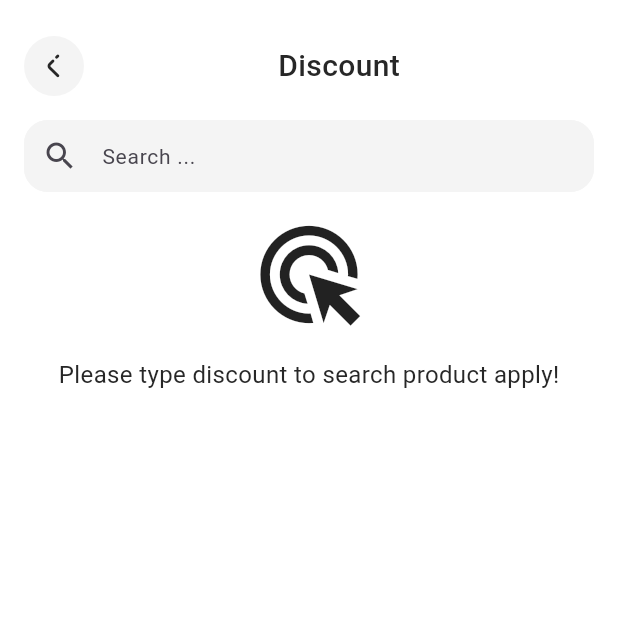
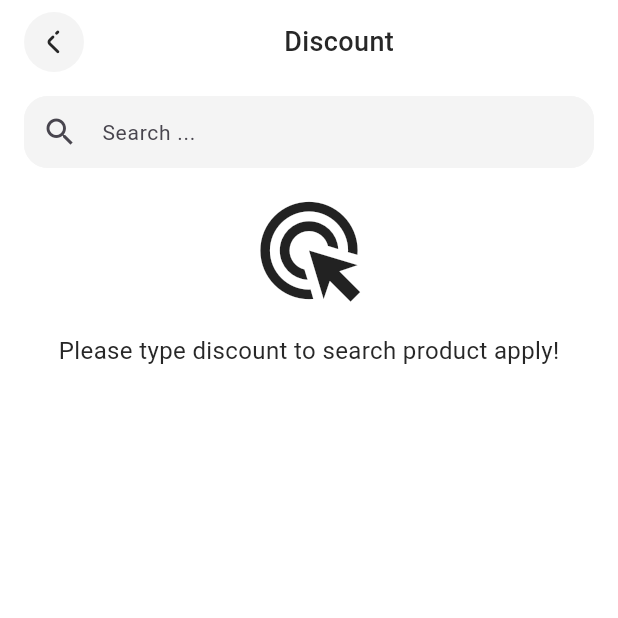
Before and after one commit to powdevlin12/ecommerce_app, a Flutter app: the DiscountScreen screen opened by its route, on a phone screen of 412 x 824 dp, the top half of it. Run offline on Flutter 3.47's test engine with Material 3 defaults, Android fonts, the phone set to English and light mode, and no system bars; our stand-ins replace bloc, cached_network_image, dio, equatable, flutter_bloc, flutter_svg and 3 more; missing offline and left inert: dart:ffi; accounts and stored records are empty; project files that could hold a hidden picture were left out.

Commit message:
style : fix style app bar

```diff
--- a/lib/screens/main/discount/discount_screen.dart
+++ b/lib/screens/main/discount/discount_screen.dart
@@ -90,7 +90,7 @@ class _DiscountScreenState extends State<DiscountScreen> {
       body: SafeArea(
         child: Padding(
           padding: const EdgeInsets.only(
-              left: kPaddingHorizontal, right: kPaddingHorizontal, top: 24.0),
+              left: kPaddingHorizontal, right: kPaddingHorizontal),
           child: Column(
             crossAxisAlignment: CrossAxisAlignment.start,
             children: [
--- a/lib/screens/main/my-discount/my_discount_screen.dart
+++ b/lib/screens/main/my-discount/my_discount_screen.dart
@@ -73,10 +73,9 @@ class _MyDiscountScreenState extends State<MyDiscountScreen> {
       body: SafeArea(
         child: Padding(
           padding: const EdgeInsets.only(
-              left: kPaddingHorizontal, right: kPaddingHorizontal, top: 16.0),
+              left: kPaddingHorizontal, right: kPaddingHorizontal),
           child: Column(
             children: [
-              const Gap(8),
               AppBarWidget(title: "My Discount", onPressBack: _onPressBack),
               const Gap(16),
               Expanded(
--- a/lib/widgets/app_bar_widget.dart
+++ b/lib/widgets/app_bar_widget.dart
@@ -6,25 +6,30 @@ class AppBarWidget extends StatelessWidget {
   final String title;
   final VoidCallback onPressBack;
   final Widget? rightActionWidget;
+  final double? paddingTop;
   const AppBarWidget(
       {super.key,
       required this.title,
       required this.onPressBack,
-      this.rightActionWidget});
+      this.rightActionWidget,
+      this.paddingTop});
 
   @override
   Widget build(BuildContext context) {
-    return Row(
+    return Padding(
+      padding: EdgeInsets.only(top: paddingTop ?? 8.0),
+      child: Row(
         mainAxisAlignment: MainAxisAlignment.spaceBetween,
         children: [
           BackButtonWidget(onPressed: onPressBack),
           TextWidget(
             content: title,
-          size: 20,
+            size: 18,
             weight: FontWeight.w500,
           ),
           rightActionWidget ?? const SizedBox.shrink()
         ],
+      ),
     );
   }
 }
```
Also changed, not shown: lib/screens/main/product-detail/product_detail.dart (+5 -2 lines). Lines whose indentation alone changed are shown as unchanged.
